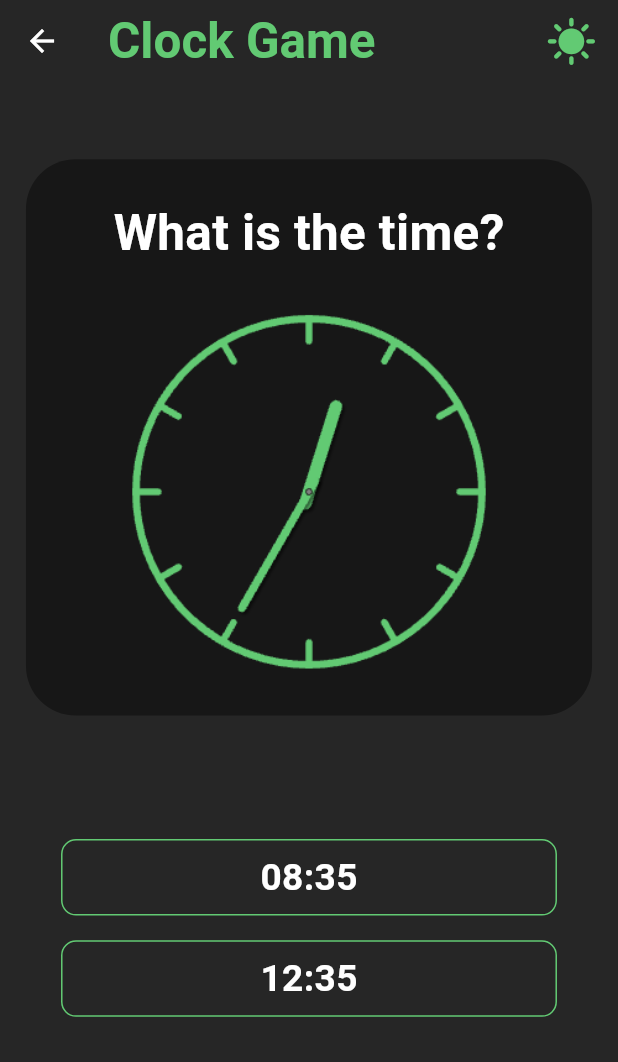
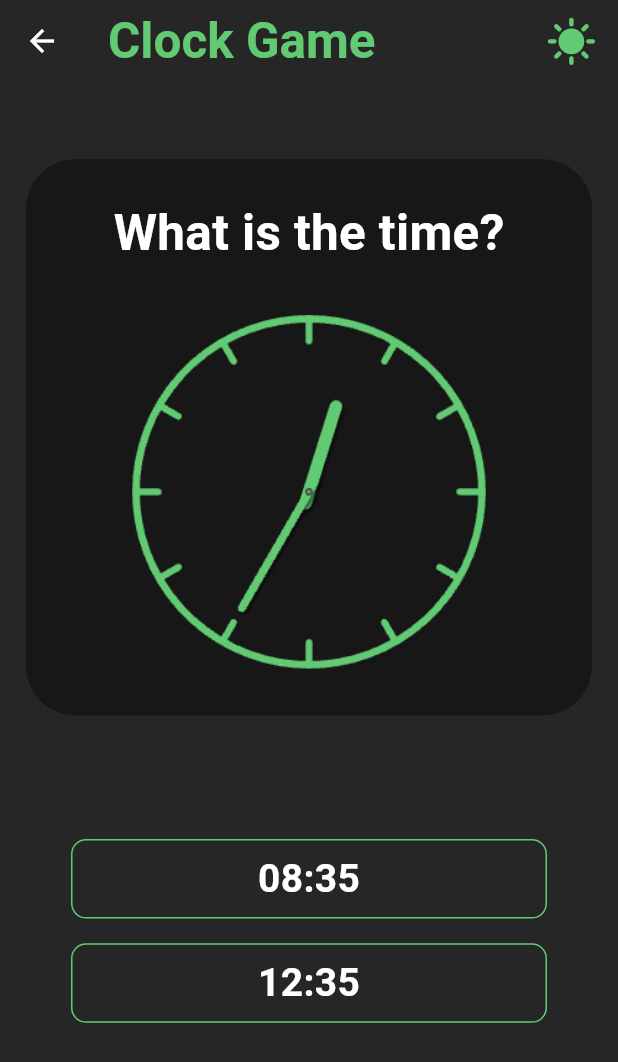
Before and after one commit to sidesshmore/AlzPal_Patient, a Flutter app: the ClockGame screen opened directly, on a phone screen of 412 x 824 dp. Shown: the top 1062 px of the screen. Run offline on Flutter 3.47's test engine with Material 3 defaults, Android fonts, the phone set to English and light mode, and no system bars.

Commit message:
media query fixed

```diff
--- a/lib/ClockGame/widget/clock_option.dart
+++ b/lib/ClockGame/widget/clock_option.dart
@@ -23,7 +23,7 @@ class ClockOption extends StatelessWidget {
       children: [
         Container(
           padding: EdgeInsets.symmetric(
-              horizontal: screenWidth * 0.32, vertical: screenHeight * 0.0085),
+              horizontal: screenWidth * 0.3, vertical: screenHeight * 0.0085),
           decoration: BoxDecoration(
             color: isSelected
                 ? isCorrect
@@ -43,7 +43,7 @@ class ClockOption extends StatelessWidget {
             isSelected ? (isCorrect ? 'CORRECT' : 'WRONG') : optionText,
             style: TextStyle(
                 color: Colors.white,
-                fontSize: screenWidth * 0.06,
+                fontSize: screenWidth * 0.063,
                 fontWeight: FontWeight.w600),
           ),
         ),
```
